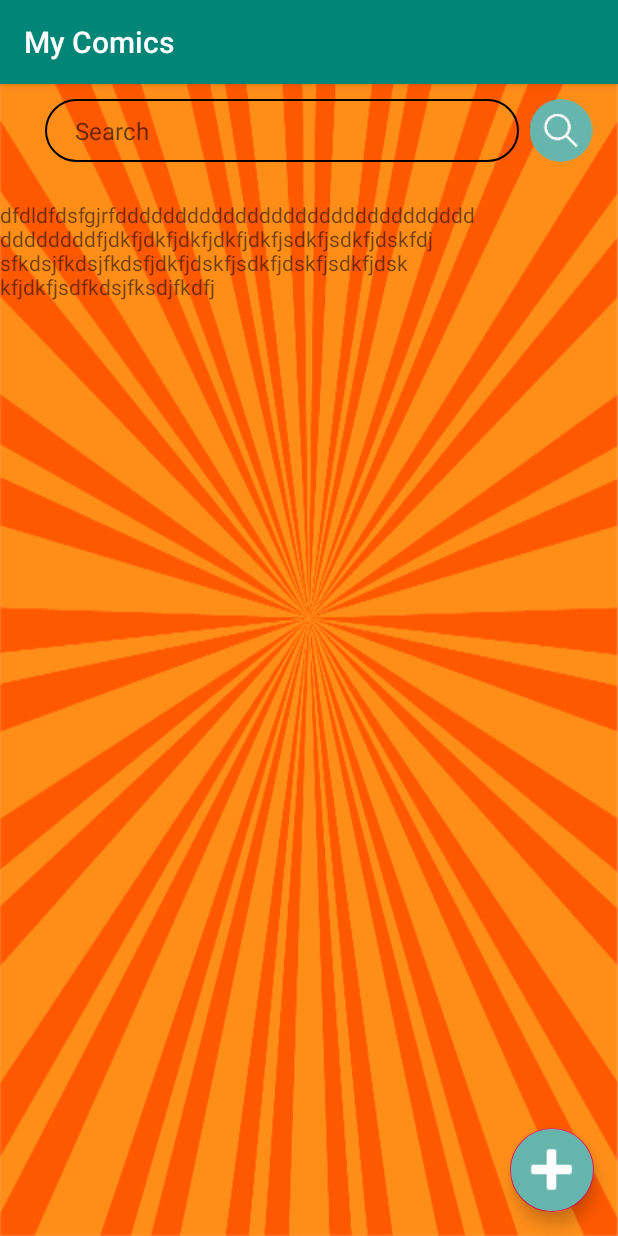
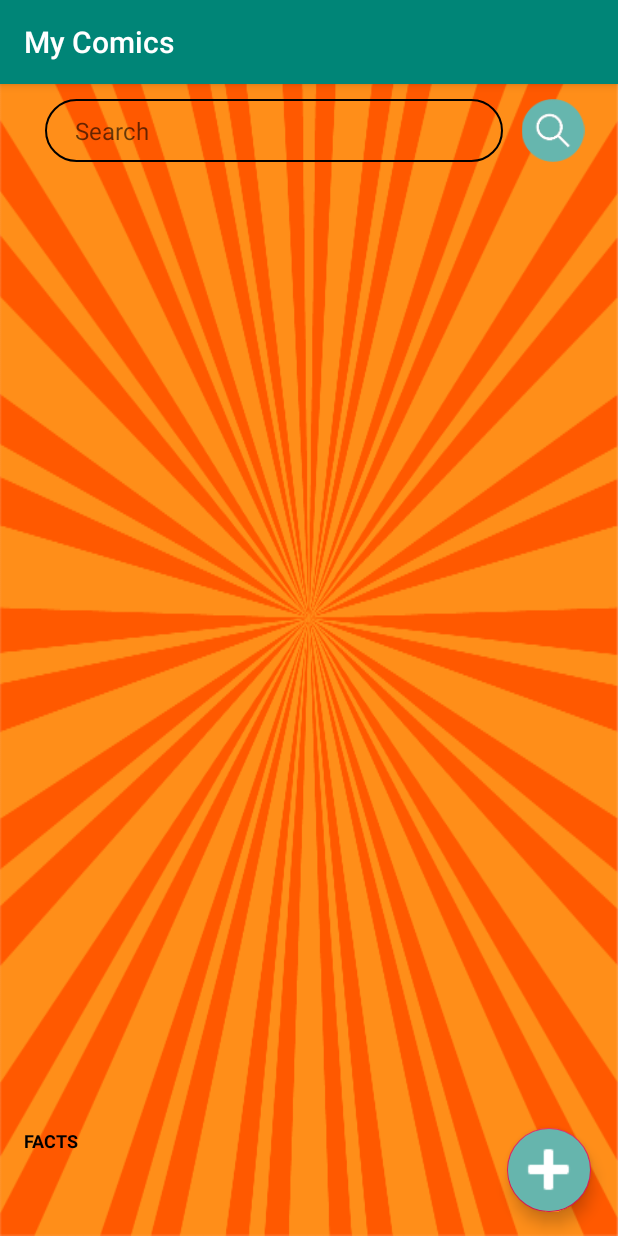
Before and after one commit to seema-tree/ComicsPRIME-Android-, an Android app: the HomePageLoggedInActivity screen opened directly, with no data from a screen before it, after a tap on an icon or button, on a phone screen of 412 x 824 dp. Run offline under Robolectric (Android 15) with nearby library versions, the phone set to English and light mode, and no system bars; our stand-ins replace Firebase (no records; nobody signed in at launch, a user with empty details on screens opened directly); 1 statement that could not run was skipped.

Commit message:
search & facts add

```diff
--- a/ComicsPRIME/app/src/main/java/com/example/comicsprime/HomePageLoggedInActivity.java
+++ b/ComicsPRIME/app/src/main/java/com/example/comicsprime/HomePageLoggedInActivity.java
@@ -9,6 +9,7 @@ import android.widget.ArrayAdapter;
 import android.widget.Button;
 import android.widget.EditText;
 import android.widget.ImageButton;
+import android.widget.TextView;
 import android.widget.Toolbar;
 
 import androidx.annotation.NonNull;
@@ -33,24 +34,27 @@ import java.util.ArrayList;
 public class HomePageLoggedInActivity extends AppCompatActivity implements titleRecyclerAdapter.OnComicListener {
 
     private static final String TAG = "HomePageLoggedInActivity";
+    private static final int FACTS = 59;
 
     FloatingActionButton addComicButton;
     androidx.appcompat.widget.Toolbar toolbar;
     EditText searchEditText;
     ImageButton searchButton;
     RecyclerView comicListView;
+    TextView factsTextView;
 
     //FIREBASE
 
     FirebaseDatabase database;
     DatabaseReference comicsReference;
+    DatabaseReference factsReference;
 
     //GET DATA
     String username_1;
 
 
     //RECYCLER VIEW
-    final ArrayList<String> list = new ArrayList<>();
+    ArrayList<String> list = new ArrayList<>();
 
 
     @Override
@@ -61,6 +65,8 @@ public class HomePageLoggedInActivity extends AppCompatActivity implements title
 
         searchEditText = (EditText) findViewById(R.id.search_bar);
         searchButton = (ImageButton) findViewById(R.id.search_btn);
+
+        factsTextView = (TextView) findViewById(R.id.facts);
 
         comicListView = (RecyclerView) findViewById(R.id.comic_recyclerView);
         comicListView.setHasFixedSize(true);
@@ -75,6 +81,7 @@ public class HomePageLoggedInActivity extends AppCompatActivity implements title
 
         database = FirebaseDatabase.getInstance();
         comicsReference = database.getReference().child("Comics").child(username_1);
+        factsReference = database.getReference().child("Facts");
 
 
         //TOOLBAR
@@ -126,12 +133,52 @@ public class HomePageLoggedInActivity extends AppCompatActivity implements title
             @Override
             public void onClick(View v) {
 
-                String searchText = searchEditText.getText().toString().trim();
+                final String searchText = searchEditText.getText().toString().trim();
 
-                //firebaseComicSearch(searchText);
+                comicsReference.addValueEventListener(new ValueEventListener() {
+                    @Override
+                    public void onDataChange(@NonNull DataSnapshot snapshot) {
+                        list.clear();
+                        for(DataSnapshot dataSnapshot : snapshot.getChildren()){
+                            String keys = dataSnapshot.getKey().toString();
+                            if(keys.contains(searchText)){
+                                list.add(dataSnapshot.getKey().toString());
+                            }
+                        }
+                    }
+
+                    @Override
+                    public void onCancelled(@NonNull DatabaseError error) {
+
+                    }
+                });
 
             }
         });
+
+        //FACTS
+
+        final String posi = Integer.toString((int) Math.floor(Math.random() * FACTS));
+        factsReference.addValueEventListener(new ValueEventListener() {
+            @Override
+            public void onDataChange(@NonNull DataSnapshot snapshot) {
+                for(DataSnapshot dataSnapshot : snapshot.getChildren()){
+                    if(dataSnapshot.getKey().toString().equals(posi)){
+
+                        String facts_text = "Did you know? \n" + dataSnapshot.getValue().toString();
+
+                        factsTextView.setText(facts_text);
+                    }
+                }
+            }
+
+            @Override
+            public void onCancelled(@NonNull DatabaseError error) {
+
+            }
+        });
+
+
 
     }
 
--- a/ComicsPRIME/app/src/main/res/layout/homeloggedin_page.xml
+++ b/ComicsPRIME/app/src/main/res/layout/homeloggedin_page.xml
@@ -8,10 +8,28 @@
     android:layout_height="match_parent"
     android:background="@mipmap/bg7">
 
+    <LinearLayout
+        android:layout_width="match_parent"
+        android:layout_height="wrap_content"
+        android:orientation="horizontal"
+        android:layout_gravity="bottom">
+
+        <TextView
+            android:id="@+id/facts"
+            android:layout_width="0dp"
+            android:layout_weight="5"
+            android:layout_margin="16dp"
+            android:layout_height="wrap_content"
+
+            android:textSize="12sp"
+            android:textColor="#000000"
+            android:textStyle="bold"
+            android:text="FACTS" />
 
         <com.google.android.material.floatingactionbutton.FloatingActionButton
             android:id="@+id/addComic"
-        android:layout_width="wrap_content"
+            android:layout_width="0dp"
+            android:layout_weight="1"
             android:layout_height="wrap_content"
             android:clickable="true"
             android:layout_gravity="bottom|right"
@@ -20,6 +38,8 @@
             android:tint="#ffffff"
             app:maxImageSize="50dp"
             app:srcCompat="@android:drawable/ic_input_add" />
+
+    </LinearLayout>
 
 
 
@@ -45,7 +65,8 @@
 
             <EditText
                 android:id="@+id/search_bar"
-                android:layout_width="316dp"
+                android:layout_width="0dp"
+                android:layout_weight="11"
                 android:layout_height="wrap_content"
                 android:layout_marginStart="20dp"
                 android:background="@drawable/search_layout"
@@ -65,35 +86,20 @@
                 android:layout_weight="1"
                 android:background="@null"
                 android:scaleType="fitCenter"
-                app:srcCompat="@mipmap/search_button" />
+                app:srcCompat="@mipmap/search_button"
+                android:focusable="true"
+                android:clickable="true"/>
 
 
         </LinearLayout>
-
-        <ScrollView
-            android:layout_width="match_parent"
-            android:layout_height="wrap_content">
-            <LinearLayout
-                android:orientation="vertical"
-                android:layout_width="match_parent"
-                android:layout_height="wrap_content">
 
         <androidx.recyclerview.widget.RecyclerView
             android:id="@+id/comic_recyclerView"
             android:layout_width="match_parent"
             android:layout_height="wrap_content"
-                    android:layout_marginTop="15dp"/>
-                <TextView
-                    android:id="@+id/textView"
-                    android:layout_width="match_parent"
-                    android:layout_height="wrap_content"
-                    android:text="dfdldfdsfgjrfdddddddddddddddddddddddddddddd
-                    ddddddddfjdkfjdkfjdkfjdkfjdkfjsdkfjsdkfjdskfdjsfkdsjfkdsjfkdsfjdkfjdskfjsdkfjdskfjsdkfjdsk
-                    kfjdkfjsdfkdsjfksdjfkdfj" />
+            android:layout_marginTop="15dp"
+            android:layout_marginBottom="90dp"/>
 
-            </LinearLayout>
-
-        </ScrollView>
 
 
     </LinearLayout>
```
Also changed, not shown: ComicsPRIME/app/src/main/java/com/example/comicsprime/IssuesActivity.java (+30 -1 lines), ComicsPRIME/app/src/main/java/com/example/comicsprime/VolumesActivity.java (+31 -1 lines), ComicsPRIME/app/src/main/res/layout/issues_page.xml (+24 -2 lines), ComicsPRIME/app/src/main/res/layout/volumes_page.xml (+23 -2 lines). Lines whose indentation alone changed are shown as unchanged.
